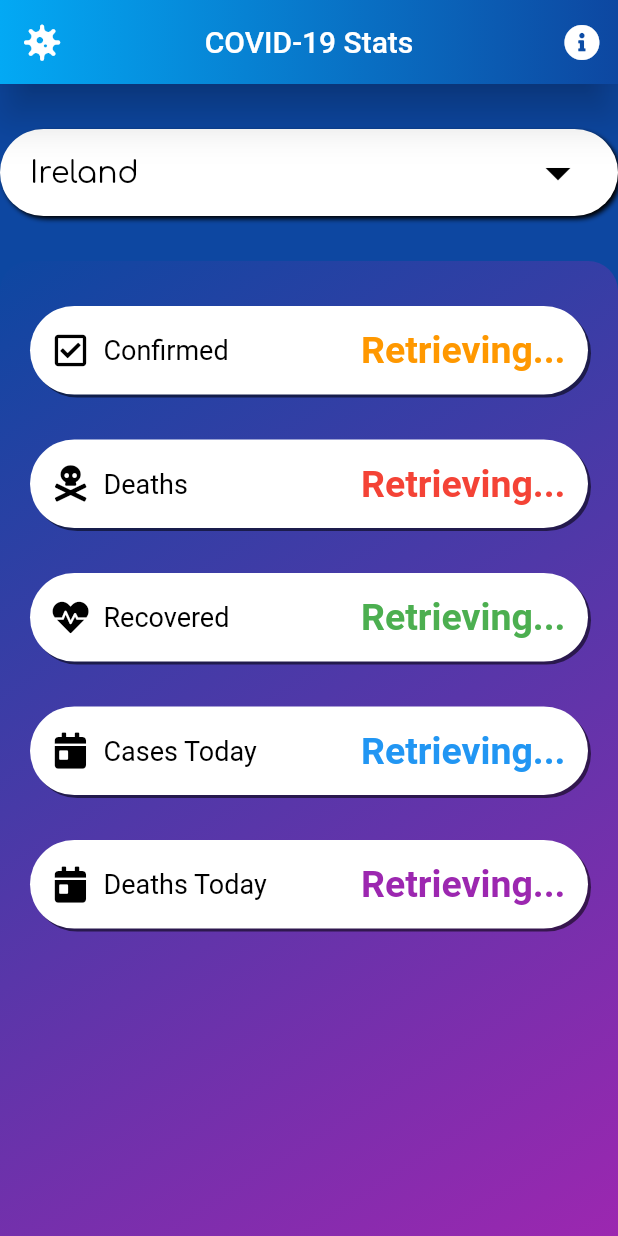
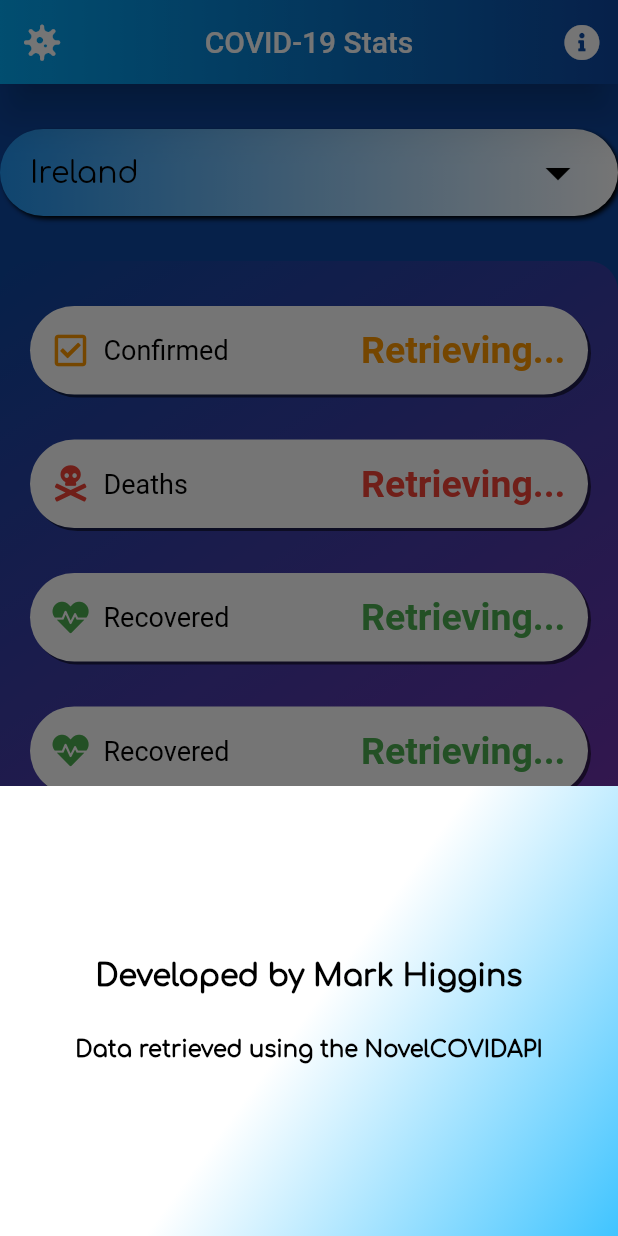
Before and after one commit to higgs165/CovidCheck, a Flutter app: the screen it shows after launch, after a tap on an icon or button, on a phone screen of 412 x 824 dp. Run offline on Flutter 3.47's test engine with Material 2 defaults, Android fonts, the phone set to English and light mode, and no system bars; our stand-ins replace font_awesome_flutter, gradient_app_bar; network calls fail.

```diff
--- a/lib/api_call.dart
+++ b/lib/api_call.dart
@@ -1,17 +1,20 @@
 import 'package:http/http.dart' as http;
 import 'dart:convert';
+import 'dart:core';
 
 class DataCall {
   Future getStats(String region) async {
     Map<String, String> statMap = {};
     String requestUrl;
 
+    //Adds commas to stats to make them more readable
+    RegExp reg = new RegExp(r'(\d{1,3})(?=(\d{3})+(?!\d))');
+    Function mathFunc = (Match match) => '${match[1]},';
+
     if (region == 'Global') {
-      //requestUrl = 'https://disease.sh/v2/all';
-      requestUrl = 'https://api.covidnow.com/v1/global/stats';
+      requestUrl = 'https://disease.sh/v2/all';
     } else {
-      //requestUrl = 'https://disease.sh/v2/countries/$region';
-      requestUrl = 'https://api.covidnow.com/v1/global/countries';
+      requestUrl = 'https://disease.sh/v2/countries/$region';
     }
 
     http.Response response = await http.get(requestUrl);
@@ -19,13 +22,13 @@ class DataCall {
     if (response.statusCode == 200) {
       var data = jsonDecode(response.body);
 
-      int confirmed = data['data'][region]['nationwide']['confirmed'];
-      int deaths = data['data'][region]['nationwide']['deaths'];
-      int recovered = data['data'][region]['nationwide']['recovered'];
+      String confirmed = data['cases'].toString();
+      String deaths = data['deaths'].toString();
+      String recovered = data['recovered'].toString();
 
-      statMap['confirmed'] = confirmed.toString();
-      statMap['deaths'] = deaths.toString();
-      statMap['recovered'] = recovered.toString();
+      statMap['confirmed'] = confirmed.replaceAllMapped(reg, mathFunc);
+      statMap['deaths'] = deaths.replaceAllMapped(reg, mathFunc);
+      statMap['recovered'] = recovered.replaceAllMapped(reg, mathFunc);
 //      statMap['todayCases'] = todayCases.toString();
 //      statMap['todayDeaths'] = todayDeaths.toString();
 
--- a/lib/countries_list.dart
+++ b/lib/countries_list.dart
@@ -5,6 +5,7 @@ List<String> countriesList = [
   'US',
   'Ireland',
   'Afghanistan',
+  'Albania'
   'Algeria',
   'Andorra',
   'Angola',
--- a/lib/stats_cards.dart
+++ b/lib/stats_cards.dart
@@ -3,12 +3,13 @@ import 'package:font_awesome_flutter/font_awesome_flutter.dart';
 
 class StatsContainer extends StatelessWidget {
 
-  StatsContainer({this.text, this.statColour, this.stat, this.icon});
+  StatsContainer({this.text, this.statColour, this.stat, this.icon, this.iconColour});
 
   final String text;
   final Color statColour;
   final String stat;
   final IconData icon;
+  final Color iconColour;
 
   @override
   Widget build(BuildContext context) {
@@ -29,7 +30,7 @@ class StatsContainer extends StatelessWidget {
         children: <Widget>[
           Icon(
             icon,
-            color: Colors.black,
+            color: iconColour,
           ),
           SizedBox(width: 10.0),
           Expanded(
--- a/lib/stats_screen.dart
+++ b/lib/stats_screen.dart
@@ -4,7 +4,6 @@ import 'stats_cards.dart';
 import 'countries_list.dart';
 import 'package:gradient_app_bar/gradient_app_bar.dart';
 import 'package:font_awesome_flutter/font_awesome_flutter.dart';
-
 
 class Covid extends StatefulWidget {
   @override
@@ -70,8 +69,6 @@ class _CovidState extends State<Covid> {
     }
   }
 
-
-
   @override
   Widget build(BuildContext context) {
     return Scaffold(
@@ -86,7 +83,44 @@ class _CovidState extends State<Covid> {
               color: Colors.white,
             ),
             onPressed: () {
-
+              showModalBottomSheet(
+                  context: context,
+                  builder: (context) {
+                    return Container(
+                      height: 300,
+                      decoration: BoxDecoration(
+                          gradient: LinearGradient(
+                        begin: Alignment.topLeft,
+                        stops: [0.5, 1],
+                        end: Alignment.bottomRight,
+                        colors: [Colors.white, Colors.lightBlueAccent],
+                      )),
+                      child: Column(
+                        mainAxisAlignment: MainAxisAlignment.center,
+                        children: <Widget>[
+                          Text(
+                            'Developed by Mark Higgins',
+                            style: TextStyle(
+                              color: Colors.black,
+                              fontSize: 20.0,
+                              fontFamily: 'Comfortaa',
+                              fontWeight: FontWeight.bold,
+                            ),
+                          ),
+                          SizedBox(height: 30.0),
+                          Text(
+                            'Data retrieved using the NovelCOVIDAPI',
+                            style: TextStyle(
+                              color: Colors.black,
+                              fontSize: 15.0,
+                              fontFamily: 'Comfortaa',
+                              fontWeight: FontWeight.bold,
+                            ),
+                          ),
+                        ],
+                      ),
+                    );
+                  });
             },
           ),
         ],
@@ -103,7 +137,9 @@ class _CovidState extends State<Covid> {
             margin: EdgeInsets.only(top: 30.0),
             padding: EdgeInsets.fromLTRB(20.0, 5.0, 20.0, 5.0),
             decoration: BoxDecoration(
-              color: Colors.white,
+              gradient: LinearGradient(
+                colors: [Colors.blue, Colors.white],
+              ),
               borderRadius: BorderRadius.all(Radius.circular(30.0)),
               boxShadow: [
                 BoxShadow(
@@ -134,11 +170,30 @@ class _CovidState extends State<Covid> {
               ),
               child: ListView(
                 children: <Widget>[
-                  StatsContainer(text: 'Confirmed', stat: isWaiting ? 'Retrieving...' : statsMap['confirmed'], statColour: Colors.orange, icon: FontAwesomeIcons.checkSquare),
-                  StatsContainer(text: 'Deaths', stat: isWaiting ? 'Retrieving...' : statsMap['deaths'], statColour: Colors.red, icon: FontAwesomeIcons.skullCrossbones),
-                  StatsContainer(text: 'Recovered', stat: isWaiting ? 'Retrieving...' : statsMap['recovered'], statColour: Colors.green, icon: FontAwesomeIcons.heartbeat),
-                  StatsContainer(text: 'Cases Today', stat: isWaiting ? 'Retrieving...' : statsMap['todayCases'], statColour: Colors.blue, icon: FontAwesomeIcons.calendarDay),
-                  StatsContainer(text: 'Deaths Today', stat: isWaiting ? 'Retrieving...' : statsMap['todayDeaths'], statColour: Colors.purple, icon: FontAwesomeIcons.calendarDay),
+                  StatsContainer(
+                      text: 'Confirmed',
+                      stat: isWaiting ? 'Retrieving...' : statsMap['confirmed'],
+                      statColour: Colors.orange,
+                      icon: FontAwesomeIcons.checkSquare,
+                      iconColour: Colors.orange),
+                  StatsContainer(
+                      text: 'Deaths',
+                      stat: isWaiting ? 'Retrieving...' : statsMap['deaths'],
+                      statColour: Colors.red,
+                      icon: FontAwesomeIcons.skullCrossbones,
+                      iconColour: Colors.red),
+                  StatsContainer(
+                      text: 'Recovered',
+                      stat: isWaiting ? 'Retrieving...' : statsMap['recovered'],
+                      statColour: Colors.green,
+                      icon: FontAwesomeIcons.heartbeat,
+                      iconColour: Colors.green),
+                  StatsContainer(
+                      text: 'Recovered',
+                      stat: isWaiting ? 'Retrieving...' : statsMap['recovered'],
+                      statColour: Colors.green,
+                      icon: FontAwesomeIcons.heartbeat,
+                      iconColour: Colors.green),
                 ],
               ),
             ),
```
